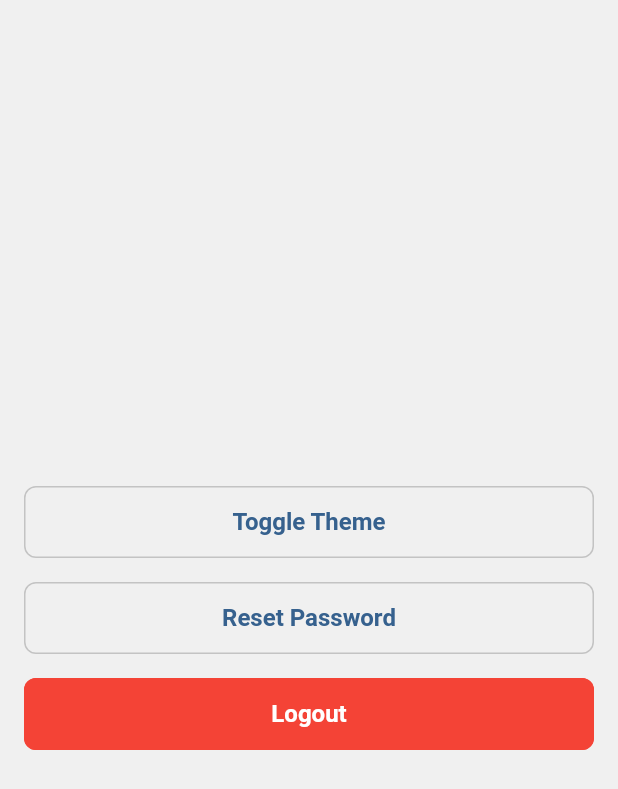
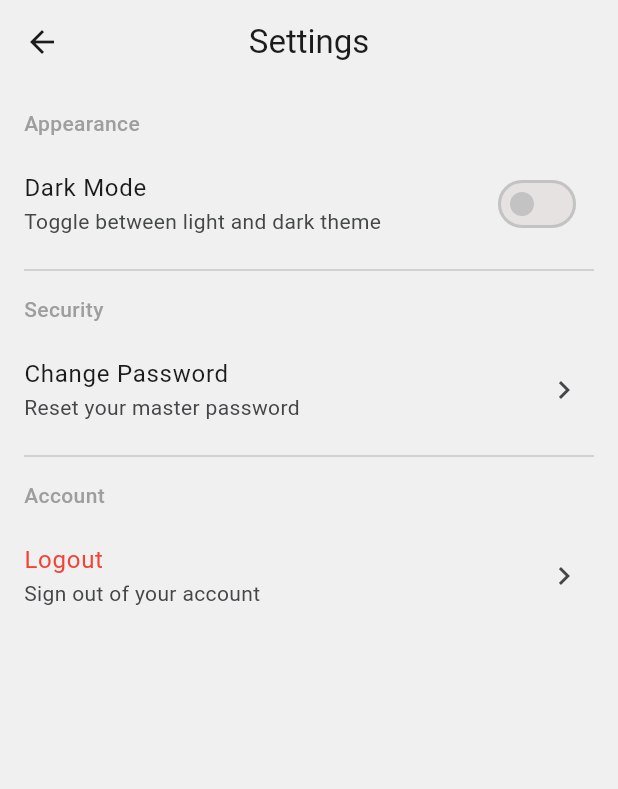
Before and after one commit to S7048785/silent_key, a Flutter app: the SettingsPage screen opened directly, on a phone screen of 412 x 824 dp. Shown: the top 789 px of the screen. Run offline on Flutter 3.47's test engine with Material 3 defaults, Android fonts, the phone set to English and light mode, and no system bars; our stand-ins replace bot_toast, get, hive, hive_flutter, shared_preferences; missing offline and left inert: encrypt; accounts and stored records are empty.

Commit message:
refactor(settings): 重构设置页为无状态组件并优化UI布局
- 将 SettingsPage 从 StatefulWidget 改为 StatelessWidget 简化状态管理
- 使用 Scaffold 和 AppBar 重构整体页面结构
- 使用 ListView 实现滚动的设置列表分组
- 按“外观”、“安全”、“账户”分类显示设置项标题
- 用 _SettingsTile 组件统一列表项样式和功能
- 用 Obx 包装暗黑模式切换开关实现响应式更新
- 替换按钮为列表项点击交互更符合设计规范
- 使用 Get.context! 替代 context 参数保持对话框弹出一致性
- 去除多余注释和空行，改善代码可读性

```diff
--- a/lib/pages/home/pages/settings/page.dart
+++ b/lib/pages/home/pages/settings/page.dart
@@ -5,20 +5,15 @@ import 'package:silent_key/utils/ThemeManager.dart';
 import 'package:silent_key/pages/login/page.dart';
 import 'package:silent_key/utils/ToastUtil.dart';
 
-class SettingsPage extends StatefulWidget {
+class SettingsPage extends StatelessWidget {
   const SettingsPage({super.key});
 
-  @override
-  State<SettingsPage> createState() => _SettingsPageState();
-}
-
-class _SettingsPageState extends State<SettingsPage> {
   void _showResetPasswordDialog() {
     String? firstPassword;
     String? confirmPassword;
 
     showDialog(
-      context: context,
+      context: Get.context!,
       builder: (context) {
         return AlertDialog(
           title: const Text('Reset Password'),
@@ -35,7 +30,6 @@ class _SettingsPageState extends State<SettingsPage> {
                   border: OutlineInputBorder(),
                 ),
                 onChanged: (value) {
-                  // 只保留数字
                   firstPassword = value.replaceAll(RegExp(r'[^0-9]'), '');
                 },
               ),
@@ -47,7 +41,6 @@ class _SettingsPageState extends State<SettingsPage> {
                   border: OutlineInputBorder(),
                 ),
                 onChanged: (value) {
-                  // 只保留数字
                   confirmPassword = value.replaceAll(RegExp(r'[^0-9]'), '');
                 },
               ),
@@ -68,8 +61,6 @@ class _SettingsPageState extends State<SettingsPage> {
                   ToastUtil.showText(text: 'Passwords do not match');
                   return;
                 }
-
-                // 调用验证旧密码的对话框
                 Navigator.pop(context);
                 _showVerifyOldPasswordDialog(firstPassword!);
               },
@@ -85,7 +76,7 @@ class _SettingsPageState extends State<SettingsPage> {
     String? oldPassword;
 
     showDialog(
-      context: context,
+      context: Get.context!,
       builder: (context) {
         return AlertDialog(
           title: const Text('Verify Current Password'),
@@ -102,7 +93,6 @@ class _SettingsPageState extends State<SettingsPage> {
                   border: OutlineInputBorder(),
                 ),
                 onChanged: (value) {
-                  // 只保留数字
                   oldPassword = value.replaceAll(RegExp(r'[^0-9]'), '');
                 },
               ),
@@ -120,7 +110,6 @@ class _SettingsPageState extends State<SettingsPage> {
                   return;
                 }
 
-                // 调用服务层方法验证旧密码并更新密码
                 final success = await authService.changeMasterPassword(oldPassword!, newPassword);
                 Navigator.pop(context);
 
@@ -140,7 +129,7 @@ class _SettingsPageState extends State<SettingsPage> {
 
   void _showLogoutDialog() {
     showDialog(
-      context: context,
+      context: Get.context!,
       builder: (context) {
         return AlertDialog(
           title: const Text('Logout'),
@@ -167,39 +156,101 @@ class _SettingsPageState extends State<SettingsPage> {
 
   @override
   Widget build(BuildContext context) {
-    return Padding(
-      padding: const EdgeInsets.all(16),
-      child: Center(
-        child: Column(
-          mainAxisAlignment: MainAxisAlignment.center,
-          spacing: 16,
-          children: [
-            OutlinedButton(
-              style: OutlinedButton.styleFrom(
-                minimumSize: const Size(double.infinity, 48),
+    return Scaffold(
+      appBar: AppBar(
+        title: const Text('Settings'),
+        centerTitle: true,
+      ),
+      body: ListView(
+        padding: const EdgeInsets.symmetric(vertical: 8),
+        children: [
+          const Padding(
+            padding: EdgeInsets.fromLTRB(16, 8, 16, 8),
+            child: Text(
+              'Appearance',
+              style: TextStyle(
+                fontSize: 14,
+                fontWeight: FontWeight.w500,
+                color: Colors.grey,
               ),
-              onPressed: () => ThemeManager.toggleTheme(),
-              child: const Text('Toggle Theme'),
             ),
-            OutlinedButton(
-              style: OutlinedButton.styleFrom(
-                minimumSize: const Size(double.infinity, 48),
+          ),
+          Obx(
+            () => _SettingsTile(
+              title: 'Dark Mode',
+              subtitle: 'Toggle between light and dark theme',
+              trailing: Switch(
+                value: ThemeManager.themeMode.value == ThemeMode.dark,
+                onChanged: (_) => ThemeManager.toggleTheme(),
               ),
-              onPressed: _showResetPasswordDialog,
-              child: const Text('Reset Password'),
             ),
-            OutlinedButton(
-              style: OutlinedButton.styleFrom(
-                minimumSize: const Size(double.infinity, 48),
-                backgroundColor: Colors.red,
-                side: const BorderSide(color: Colors.red, width: 2),
+          ),
+          const Divider(indent: 16, endIndent: 16),
+          const Padding(
+            padding: EdgeInsets.fromLTRB(16, 8, 16, 8),
+            child: Text(
+              'Security',
+              style: TextStyle(
+                fontSize: 14,
+                fontWeight: FontWeight.w500,
+                color: Colors.grey,
               ),
-              onPressed: _showLogoutDialog,
-              child: const Text('Logout', style: TextStyle(color: Colors.white)),
             ),
-          ],
-        ),
+          ),
+          _SettingsTile(
+            title: 'Change Password',
+            subtitle: 'Reset your master password',
+            onTap: _showResetPasswordDialog,
+          ),
+          const Divider(indent: 16, endIndent: 16),
+          const Padding(
+            padding: EdgeInsets.fromLTRB(16, 8, 16, 8),
+            child: Text(
+              'Account',
+              style: TextStyle(
+                fontSize: 14,
+                fontWeight: FontWeight.w500,
+                color: Colors.grey,
+              ),
+            ),
+          ),
+          _SettingsTile(
+            title: 'Logout',
+            subtitle: 'Sign out of your account',
+            onTap: _showLogoutDialog,
+            textColor: Colors.red,
+          ),
+        ],
       ),
     );
   }
 }
+
+class _SettingsTile extends StatelessWidget {
+  final String title;
+  final String? subtitle;
+  final Widget? trailing;
+  final VoidCallback? onTap;
+  final Color? textColor;
+
+  const _SettingsTile({
+    required this.title,
+    this.subtitle,
+    this.trailing,
+    this.onTap,
+    this.textColor,
+  });
+
+  @override
+  Widget build(BuildContext context) {
+    return ListTile(
+      title: Text(
+        title,
+        style: TextStyle(color: textColor),
+      ),
+      subtitle: subtitle != null ? Text(subtitle!) : null,
+      trailing: trailing ?? (onTap != null ? const Icon(Icons.chevron_right) : null),
+      onTap: onTap,
+    );
+  }
+}
```
